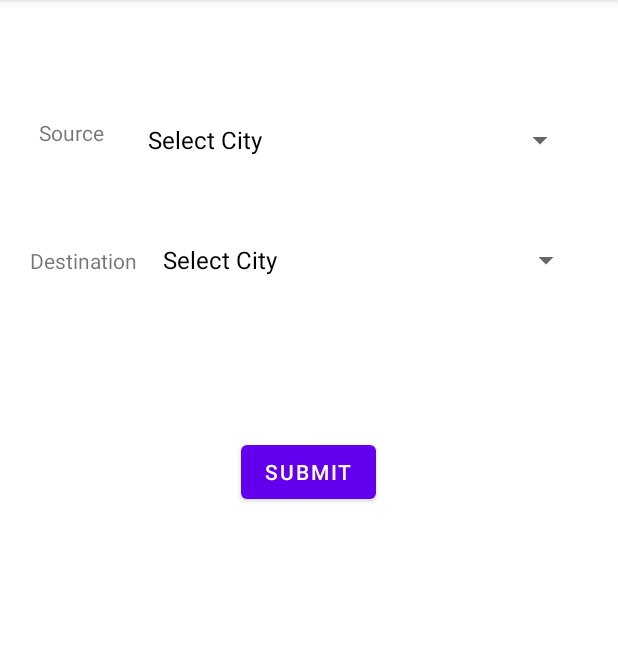
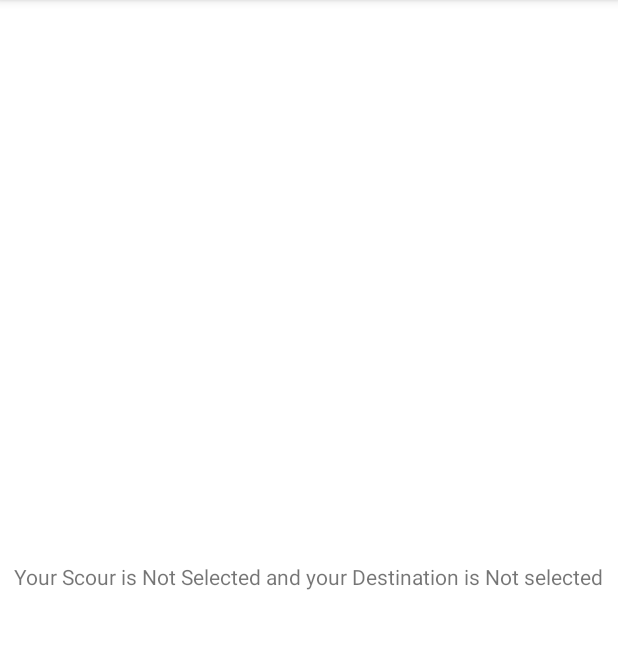
Before and after one commit to UjjalDeySarkar/Android, an Android app: the screen it shows after launch (MainActivity before the commit, MainActivity2 after it), after a tap on "SUBMIT", on a phone screen of 412 x 824 dp, the part 84-733 px from its top. Run offline under Robolectric (Android 15) with nearby library versions, the phone set to English and light mode, and no system bars.

Commit message:
fix activity 1 button and pass the spinner value in activity 2

```diff
--- a/Spinnerindent/app/src/main/java/com/example/spinnerindent/MainActivity.java
+++ b/Spinnerindent/app/src/main/java/com/example/spinnerindent/MainActivity.java
@@ -80,7 +80,13 @@ public class MainActivity extends AppCompatActivity {
 
     }
 
-    public void next(View button){
+    public void btnSubmit(View button){
+        Intent intent = new Intent(this, MainActivity2.class);
+        Bundle b = new Bundle();
 
+        b.putString("source",srcBundle);
+        b.putString("destination",destBundle);
+        intent.putExtras(b);
+        startActivity(intent);
     }
 }
--- a/Spinnerindent/app/src/main/java/com/example/spinnerindent/MainActivity2.java
+++ b/Spinnerindent/app/src/main/java/com/example/spinnerindent/MainActivity2.java
@@ -3,12 +3,21 @@ package com.example.spinnerindent;
 import androidx.appcompat.app.AppCompatActivity;
 
 import android.os.Bundle;
+import android.widget.TextView;
 
 public class MainActivity2 extends AppCompatActivity {
-
+    TextView t1;
+    String src,dest;
     @Override
     protected void onCreate(Bundle savedInstanceState) {
         super.onCreate(savedInstanceState);
         setContentView(R.layout.activity_main2);
+        t1 = (TextView) findViewById(R.id.tvid);
+        Bundle b = getIntent().getExtras();
+        if (b!=null){
+            src=b.getString("source");
+            dest=b.getString("destination");
+            t1.setText("Your Scour is "+src+" and your Destination is "+dest);
+        }
     }
 }
--- a/Spinnerindent/app/src/main/res/layout/activity_main2.xml
+++ b/Spinnerindent/app/src/main/res/layout/activity_main2.xml
@@ -6,4 +6,13 @@
     android:layout_height="match_parent"
     tools:context=".MainActivity2">
 
+    <TextView
+        android:id="@+id/tvid"
+        android:layout_width="wrap_content"
+        android:layout_height="wrap_content"
+        android:text="TextView"
+        app:layout_constraintBottom_toBottomOf="parent"
+        app:layout_constraintEnd_toEndOf="parent"
+        app:layout_constraintStart_toStartOf="parent"
+        app:layout_constraintTop_toTopOf="parent" />
 </androidx.constraintlayout.widget.ConstraintLayout>
```
